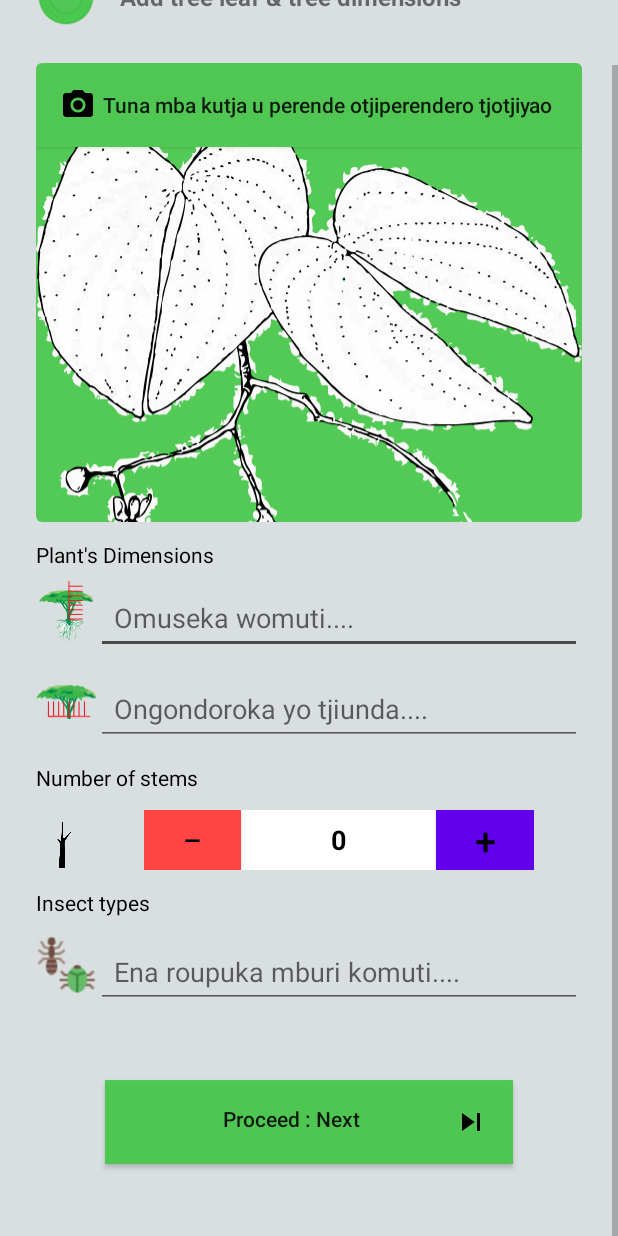
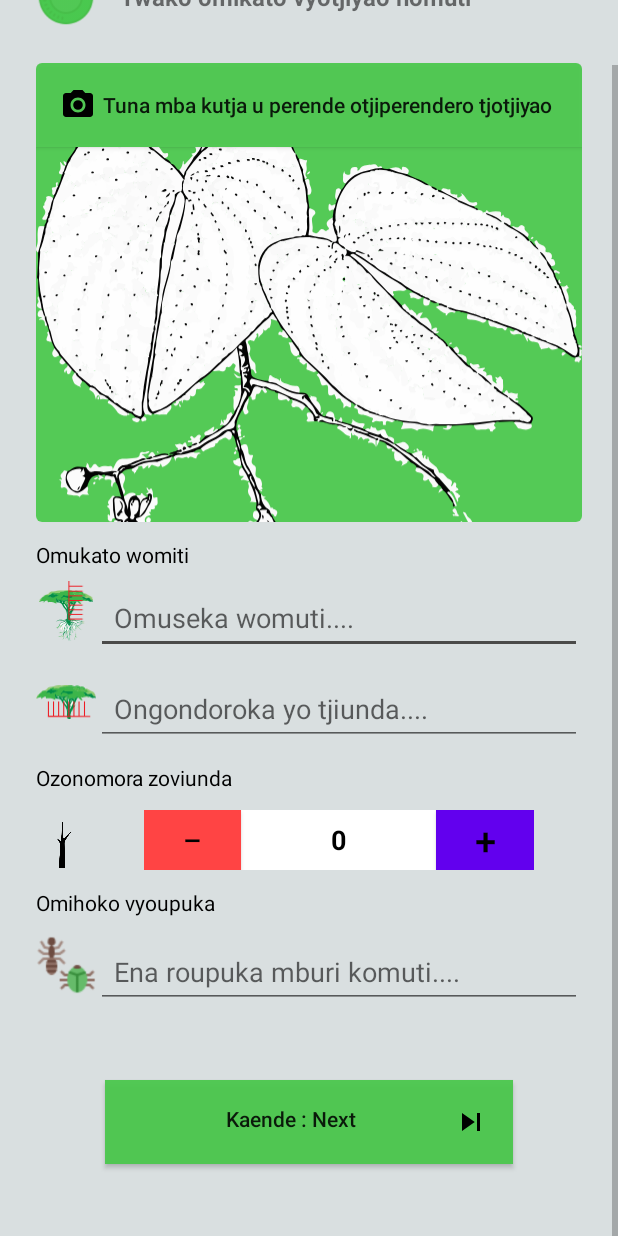
Before and after one commit to RumbieCheetahs/PlantsData, an Android app: the AddPlantHealth screen opened directly, with no data from a screen before it, scrolled down 46 dp, on a phone screen of 412 x 824 dp. Run offline under Robolectric (Android 15) with nearby library versions, the phone set to English and light mode, and no system bars.

Commit message:
Add final translations to the app

```diff
--- a/app/src/main/java/com/example/plantsdata/AddPlantNeighbors.java
+++ b/app/src/main/java/com/example/plantsdata/AddPlantNeighbors.java
@@ -6,12 +6,10 @@ import androidx.appcompat.app.AlertDialog;
 import androidx.appcompat.app.AppCompatActivity;
 
 import android.Manifest;
-import android.content.ContentValues;
 import android.content.DialogInterface;
 import android.content.Intent;
 import android.content.pm.PackageManager;
 import android.graphics.Bitmap;
-import android.net.Uri;
 import android.os.Build;
 import android.os.Bundle;
 import android.provider.MediaStore;
@@ -39,7 +37,7 @@ public class AddPlantNeighbors extends AppCompatActivity {
 
         mImageView = findViewById(R.id.treeImage);
         name = findViewById(R.id.neighbour);
-        occurrences = findViewById(R.id.occurrance);
+        occurrences = findViewById(R.id.occurrence);
         mDatabaseHandler = new DatabaseHandler(this);
     }
 
--- a/app/src/main/res/layout/activity_add_plant_health.xml
+++ b/app/src/main/res/layout/activity_add_plant_health.xml
@@ -13,7 +13,7 @@
         android:layout_height="wrap_content">
         <RelativeLayout
             android:layout_width="match_parent"
-            android:layout_height="match_parent">
+            android:layout_height="wrap_content">
             <LinearLayout
                 android:id="@+id/layout"
                 android:layout_width="match_parent"
@@ -29,7 +29,7 @@
                 <TextView
                     android:layout_width="wrap_content"
                     android:layout_height="40dp"
-                    android:text="Add tree leaf &amp; tree dimensions"
+                    android:text="@string/tree_leaf"
                     android:textSize="16sp"
                     android:textStyle="bold"
                     android:layout_marginLeft="16dp"
@@ -58,7 +58,7 @@
                         android:padding="16dp"
                         android:textAllCaps="false"
                         android:background="#F24BC84D"
-                        android:text="Tuna mba kutja u perende otjiperendero tjotjiyao"/>
+                        android:text="@string/leaf_instruction"/>
                     <ImageView
                         android:id="@+id/treeImage"
                         android:layout_width="match_parent"
@@ -75,7 +75,7 @@
                 android:id="@+id/dimensionsHeading"
                 android:layout_width="match_parent"
                 android:layout_height="wrap_content"
-                android:text="Plant's Dimensions"
+                android:text="@string/plant_dimensions"
                 android:layout_marginTop="12dp"
                 android:layout_marginStart="24dp"
                 android:layout_marginEnd="24dp"
@@ -102,7 +102,7 @@
                     android:layout_height="wrap_content"
                     android:padding="12dp"
                     android:inputType="numberDecimal"
-                    android:hint="Omuseka womuti...."/>
+                    android:hint="@string/plant_height"/>
 
             </LinearLayout>
             <LinearLayout
@@ -125,7 +125,7 @@
                     android:layout_height="wrap_content"
                     android:padding="12dp"
                     android:inputType="numberDecimal"
-                    android:hint="Ongondoroka yo tjiunda...."/>
+                    android:hint="@string/plant_circumference"/>
 
             </LinearLayout>
 
@@ -133,7 +133,7 @@
                 android:id="@+id/numberOfStems"
                 android:layout_width="match_parent"
                 android:layout_height="wrap_content"
-                android:text="Number of stems"
+                android:text="@string/number_of_stems"
                 android:layout_marginTop="12dp"
                 android:layout_marginStart="24dp"
                 android:layout_marginEnd="24dp"
@@ -205,7 +205,7 @@
                 android:id="@+id/typeOfInsects"
                 android:layout_width="match_parent"
                 android:layout_height="wrap_content"
-                android:text="Insect types"
+                android:text="@string/insect_types_head"
                 android:layout_marginTop="12dp"
                 android:layout_marginStart="24dp"
                 android:layout_marginEnd="24dp"
@@ -232,7 +232,7 @@
                     android:padding="12dp"
                     android:inputType="text"
                     android:textColor="#000000"
-                    android:hint="Ena roupuka mburi komuti...."/>
+                    android:hint="@string/insect_types"/>
 
             </LinearLayout>
 
@@ -240,7 +240,7 @@
                 android:id="@+id/proceedOne"
                 android:layout_width="match_parent"
                 android:layout_height="wrap_content"
-                android:text="Proceed : Next"
+                android:text="Kaende : Next"
                 android:drawableRight="@drawable/ic_next"                android:padding="16dp"
                 android:layout_marginLeft="70dp"
                 android:layout_marginRight="70dp"
--- a/app/src/main/res/layout/activity_main.xml
+++ b/app/src/main/res/layout/activity_main.xml
@@ -21,7 +21,7 @@
         <TextView
             android:layout_width="wrap_content"
             android:layout_height="40dp"
-            android:text="Home"
+            android:text="@string/home"
             android:textSize="16sp"
             android:textStyle="bold"
             android:layout_marginLeft="16dp"
--- a/app/src/main/res/values/strings.xml
+++ b/app/src/main/res/values/strings.xml
@@ -1,8 +1,32 @@
 <resources>
     <string name="app_name">Plants Data Himba</string>
+    <string name="plant_instruction">Tuna mba kutja u perende otjiperendero tjomuti</string>
+    <string name="plant_name">Ena romuti....</string>
+    <string name="person_image_instruction">Tuna mba kutja u riperende tjoye omun</string>
+    <string name="person_name">Hitisa ena roye</string>
+    <string name="finish_upload">Kaende : Wamana Okutwako</string>
+    <string name="add_person">Twako oviune vyee</string>
+    <string name="leaf_instruction">Tuna mba kutja u perende otjiperendero tjotjiyao</string>
+    <string name="plant_height">Omuseka womuti....</string>
+    <string name="plant_circumference">Ongondoroka yo tjiunda....</string>
+    <string name="insect_types">Ena roupuka mburi komuti....</string>
+    <string name="tree_leaf">Twako omikato vyotjiyao nomuti</string>
+    <string name="neighbor">Twako omiti omirara nganda</string>
+    <string name="neighbor_name">Hitisa omana omiti omirara nganda</string>
+    <string name="existence">Hitisa onomora yo vitjitwa mbyatjitwa mbo</string>
+    <string name="neighbor_instruction">Tunamba kutja u perende omuti wo meņe</string>
+    <string name="soil">Ehi nomuti twako ongondorok ongaro poruveze ndo</string>
+    <string name="soil_instruction">Tuna mba kutja u perende otjiperendero tjehi.</string>
+    <string name="home">Onganda</string>
+    <string name="plant_dimensions">Omukato womiti</string>
+    <string name="number_of_stems">Ozonomora zoviunda</string>
+    <string name="insect_types_head">Omihoko vyoupuka</string>
+    <string name="record_audio">Kapura ombosiro (Ondando yokuta)</string>
+    <string name="play_audio">Nyandisa ombosiro ndjamburwa</string>
+    <string name="add_new_tree">Twako otjiperendero otjipe tjomuti</string>
 
     <string-array name="plantStatus">
-        <item> Ongaro yo womuti</item>
+        <item>Ongaro yo womuti</item>
         <item>Omuveruke no  munamuinyo</item>
         <item>Omuvereke mara mau koka.</item>
         <item>Wakoka</item>
```
Also changed, not shown: app/src/main/res/layout/activity_add_person_details.xml (+7 -6 lines), app/src/main/res/layout/activity_add_plant.xml (+4 -4 lines), app/src/main/res/layout/activity_add_plant_neighbors.xml (+8 -8 lines), app/src/main/res/layout/activity_add_plant_status.xml (+9 -7 lines).
